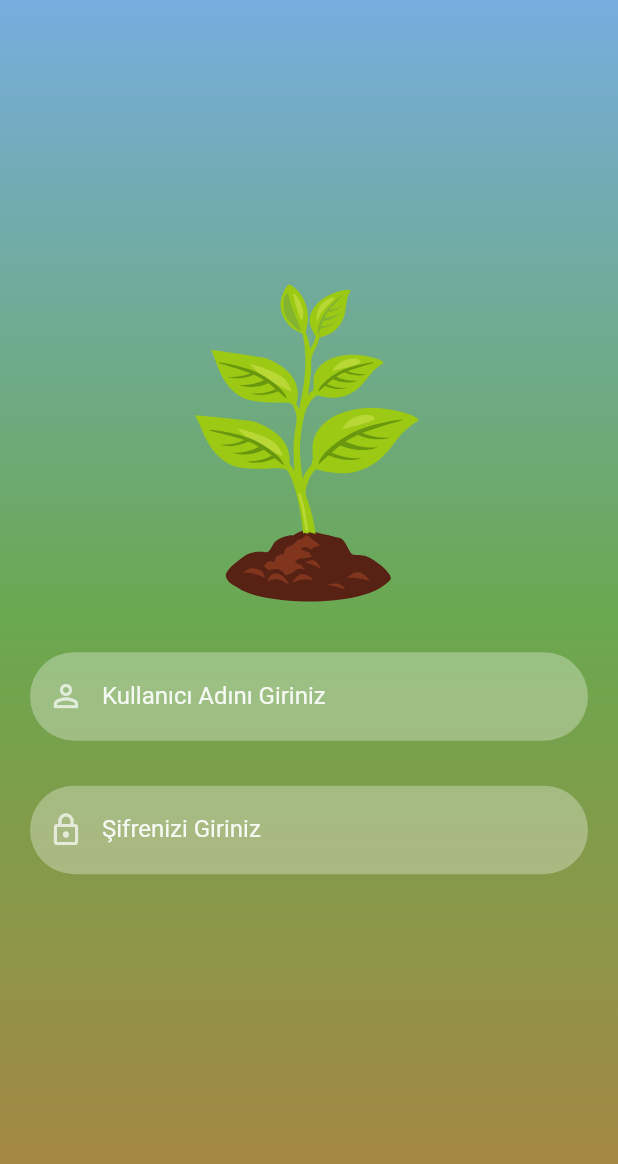
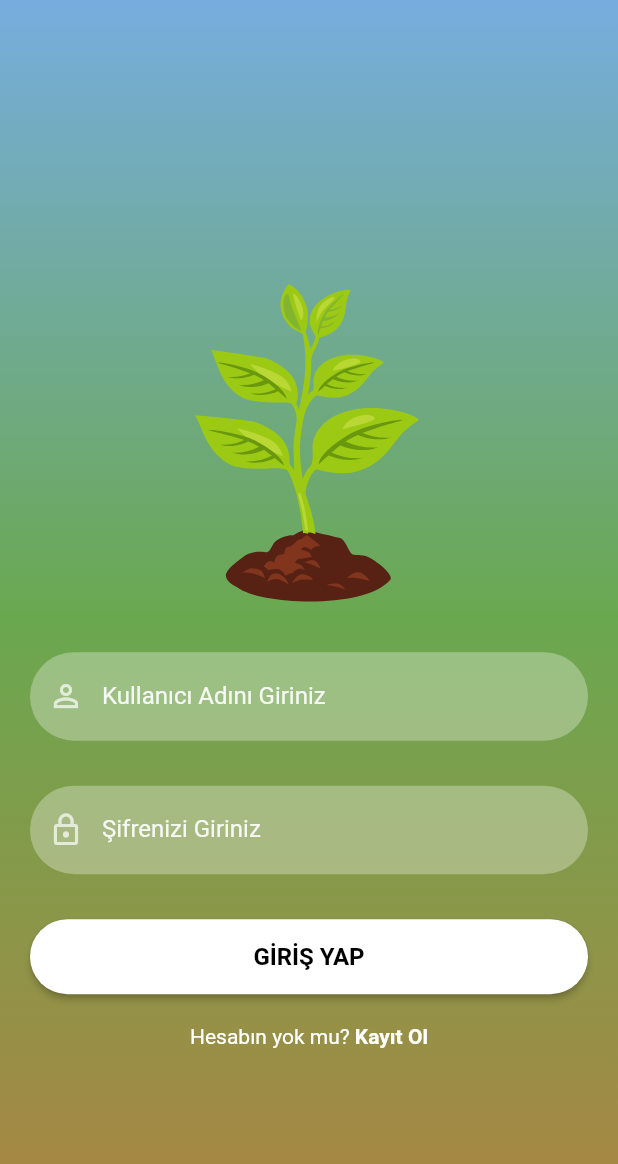
Before and after one commit to atakanarslan06/MyOrchard, a Flutter app: the GirisYapEkran screen opened directly, on a phone screen of 412 x 824 dp. Shown: the top 1164 px of the screen. Run offline on Flutter 3.47's test engine with Material 2 defaults, Android fonts, the phone set to English and light mode, and no system bars; our stand-ins replace lottie.

Commit message:
My Orchard

```diff
--- a/lib/model/widgets/formWidget.dart
+++ b/lib/model/widgets/formWidget.dart
@@ -20,11 +20,42 @@ TextField formWidget(String text, IconData icon, bool isPasswordType,
         fillColor: Colors.white.withOpacity(0.3),
         border: OutlineInputBorder(
             borderRadius: BorderRadius.circular(30.0),
-            borderSide: const BorderSide(width: 0, style: BorderStyle.none)
-        ),
+            borderSide: const BorderSide(width: 0, style: BorderStyle.none)),
       ),
       keyboardType: isPasswordType
           ? TextInputType.visiblePassword
-        : TextInputType.emailAddress
+          : TextInputType.emailAddress);
+}
+
+Container girisYapKayitOlButton(
+    BuildContext context, bool isLogin, Function onTap) {
+  return Container(
+    width: MediaQuery.of(context).size.width,
+    height: 50,
+    margin: const EdgeInsets.fromLTRB(0, 10, 0, 20),
+    decoration: BoxDecoration(borderRadius: BorderRadius.circular(90)),
+    child: ElevatedButton(
+      onPressed: () {
+        onTap();
+      },
+      style: ButtonStyle(
+        backgroundColor: MaterialStateProperty.resolveWith((states) {
+          if (states.contains(MaterialState.pressed)) {
+            return Colors.black;
+          }
+          return Colors.white;
+        }),
+        shape: MaterialStateProperty.all<RoundedRectangleBorder>(
+          RoundedRectangleBorder(
+            borderRadius: BorderRadius.circular(30),
+          ),
+        ),
+      ),
+      child: Text(
+        isLogin ? 'GİRİŞ YAP' : 'KAYIT OL',
+        style: const TextStyle(
+            color: Colors.black, fontWeight: FontWeight.bold, fontSize: 16),
+      ),
+    ),
   );
 }
--- a/lib/view/screens/GirisYap.dart
+++ b/lib/view/screens/GirisYap.dart
@@ -1,5 +1,6 @@
 import 'package:flutter/material.dart';
 import 'package:meyvebahcem/model/widgets/formWidget.dart';
+import 'package:meyvebahcem/view/screens/KayitOl.dart';
 import '../../model/color_utils.dart';
 import '../../model/widgets/lottieWidget.dart';
 
@@ -44,10 +45,29 @@ class _GirisYapEkranState extends State<GirisYapEkran> {
                     height: 30,
                   ),
                   formWidget("Şifrenizi Giriniz", Icons.lock_outline, true, _passwordTextController),
+                  SizedBox(height: 20,),
+                  girisYapKayitOlButton(context, true, () {}),
+                  girisYapOption()
                 ],
               ),
             ),),
         ),
       );
   }
+
+  Row girisYapOption() {
+    return Row(
+      mainAxisAlignment: MainAxisAlignment.center,
+      children: [
+        const Text("Hesabın yok mu?",
+        style: TextStyle(color: Colors.white)
+        ),
+        GestureDetector(onTap: () {
+          Navigator.push(context, MaterialPageRoute(builder: (context) => KayitOlEkran()));
+        },
+        child: const Text(" Kayıt Ol", style: TextStyle(color: Colors.white, fontWeight: FontWeight.bold),),
+        )
+      ],
+    );
+  }
 }
```
Lines whose indentation alone changed are shown as unchanged.
